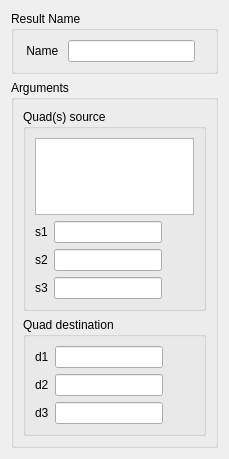
First picture: the form in src/HEXABLOCKGUI/ReplaceHexa_QTD.ui, repository SalomePlatform/hexablock, before the edit.
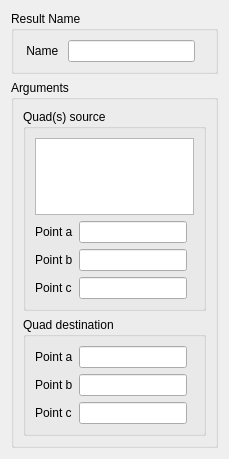
Second picture: the form after the edit.

Patch:
```diff
--- a/src/HEXABLOCKGUI/ReplaceHexa_QTD.ui
+++ b/src/HEXABLOCKGUI/ReplaceHexa_QTD.ui
@@ -68,7 +68,7 @@
          <item row="1" column="0">
           <widget class="QLabel" name="label_4">
            <property name="text">
-            <string>s1</string>
+            <string>Point a</string>
            </property>
           </widget>
          </item>
@@ -86,12 +86,15 @@
            <property name="text">
             <string/>
            </property>
+           <property name="readOnly">
+            <bool>false</bool>
+           </property>
           </widget>
          </item>
          <item row="2" column="0">
           <widget class="QLabel" name="label_5">
            <property name="text">
-            <string>s2</string>
+            <string>Point b</string>
            </property>
           </widget>
          </item>
@@ -109,12 +112,15 @@
            <property name="text">
             <string/>
            </property>
+           <property name="readOnly">
+            <bool>false</bool>
+           </property>
           </widget>
          </item>
          <item row="3" column="0">
           <widget class="QLabel" name="label_6">
            <property name="text">
-            <string>s3</string>
+            <string>Point c</string>
            </property>
           </widget>
          </item>
@@ -132,6 +138,9 @@
            <property name="text">
             <string/>
            </property>
+           <property name="readOnly">
+            <bool>false</bool>
+           </property>
           </widget>
          </item>
         </layout>
@@ -149,7 +158,7 @@
          <item row="0" column="0">
           <widget class="QLabel" name="label">
            <property name="text">
-            <string>d1</string>
+            <string>Point a</string>
            </property>
           </widget>
          </item>
@@ -167,12 +176,15 @@
            <property name="text">
             <string/>
            </property>
+           <property name="readOnly">
+            <bool>false</bool>
+           </property>
           </widget>
          </item>
          <item row="1" column="0">
           <widget class="QLabel" name="label_2">
            <property name="text">
-            <string>d2</string>
+            <string>Point b</string>
            </property>
           </widget>
          </item>
@@ -190,12 +202,15 @@
            <property name="text">
             <string/>
            </property>
+           <property name="readOnly">
+            <bool>false</bool>
+           </property>
           </widget>
          </item>
          <item row="2" column="0">
           <widget class="QLabel" name="label_3">
            <property name="text">
-            <string>d3</string>
+            <string>Point c</string>
            </property>
           </widget>
          </item>
@@ -213,6 +228,9 @@
            <property name="text">
             <string/>
            </property>
+           <property name="readOnly">
+            <bool>false</bool>
+           </property>
           </widget>
          </item>
         </layout>
```
Left out of the diff: 2 changed lines with no effect on the pictures.
